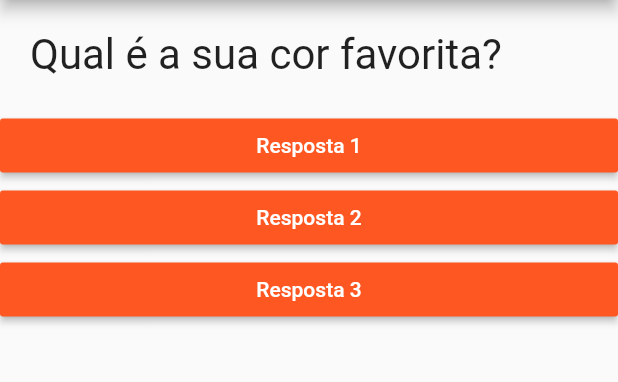
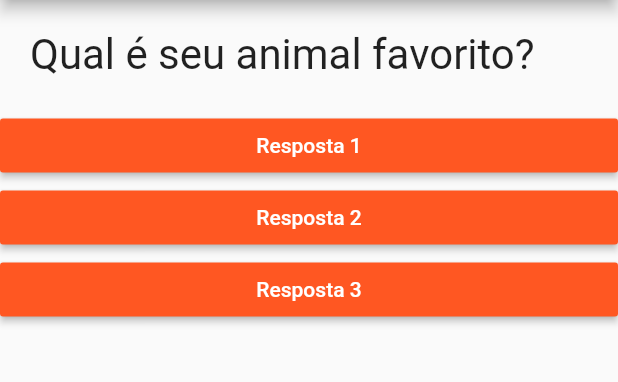
Before and after one commit to eliasfernandesbr/projeto_perguntas, a Flutter app: the screen it shows after launch, after a tap on "Resposta 1", on a phone screen of 412 x 824 dp, the part 84-466 px from its top. Run offline on Flutter 3.47's test engine with Material 2 defaults, Android fonts, the phone set to English and light mode, and no system bars.

```diff
--- a/lib/main.dart
+++ b/lib/main.dart
@@ -15,11 +15,22 @@ class _PerguntaAppState extends State<PerguntaApp> {
     });
     print(_perguntaSelecionada);
   }
+
   @override
   Widget build(BuildContext context) {
     final perguntas = [
-      "Qual é a sua cor favorita?",
-      "Qual é o seu animal favorito?",
+      {
+        'texto': 'Qual é a cor favorita?',
+        'respostas': ['Preto', 'Cinza', 'Verde', 'Laranja'],
+      },
+      {
+        'texto': 'Qual é seu animal favorito?',
+        'respostas': ['Cachorro', 'Gato', 'Cavalo', 'Burro'],
+      },
+      {
+        'texto': 'Qual é seu instrutor favorito?',
+        'respostas': ['Guanabara', 'Balta', 'Jacob', 'Elias'],
+      },
     ];
 
     return MaterialApp(
@@ -31,11 +42,10 @@ class _PerguntaAppState extends State<PerguntaApp> {
         ),
         body: Column(
           children: <Widget>[
-              questao(perguntas[_perguntaSelecionada]),
-              resposta("Resposta 1"),
-              resposta("Resposta 2"),
-              resposta("Resposta 3"),
-
+            questao(perguntas[_perguntaSelecionada]['texto']),
+            resposta("Resposta 1", _responder),
+            resposta("Resposta 2", _responder),
+            resposta("Resposta 3", _responder),
           ],
         ),
       ),
@@ -43,7 +53,6 @@ class _PerguntaAppState extends State<PerguntaApp> {
   }
 }
 
-
 class PerguntaApp extends StatefulWidget {
   _PerguntaAppState createState() {
     return _PerguntaAppState();
--- a/lib/resposta.dart
+++ b/lib/resposta.dart
@@ -2,8 +2,9 @@ import 'package:flutter/material.dart';
 
 class resposta extends StatelessWidget {
   final String texto;
+  final void Function() quandoSelecionado;
 
-  resposta(this.texto);
+  resposta(this.texto, this.quandoSelecionado);
 
   @override
   Widget build(BuildContext context) {
@@ -13,9 +14,7 @@ class resposta extends StatelessWidget {
           textColor: Colors.white,
           color: Colors.deepOrange,
           child: Text(texto),
-          onPressed: (){
-
-          }
+          onPressed: quandoSelecionado,
 
       ),
     );
```
Lines whose indentation alone changed are shown as unchanged.
